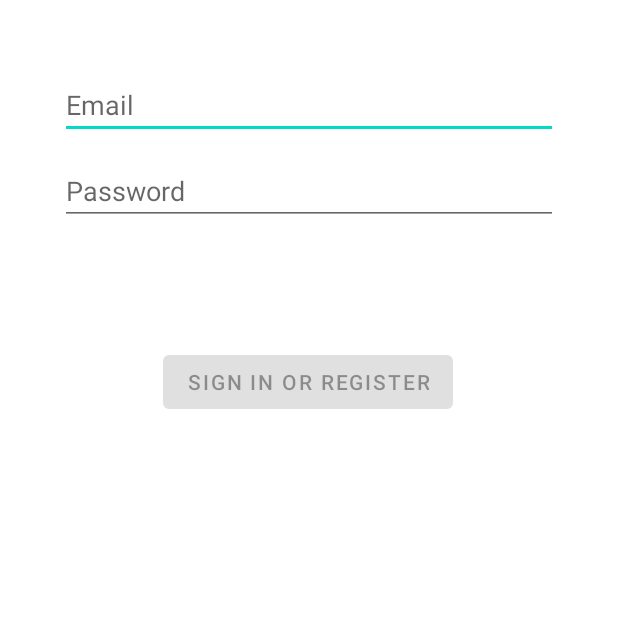
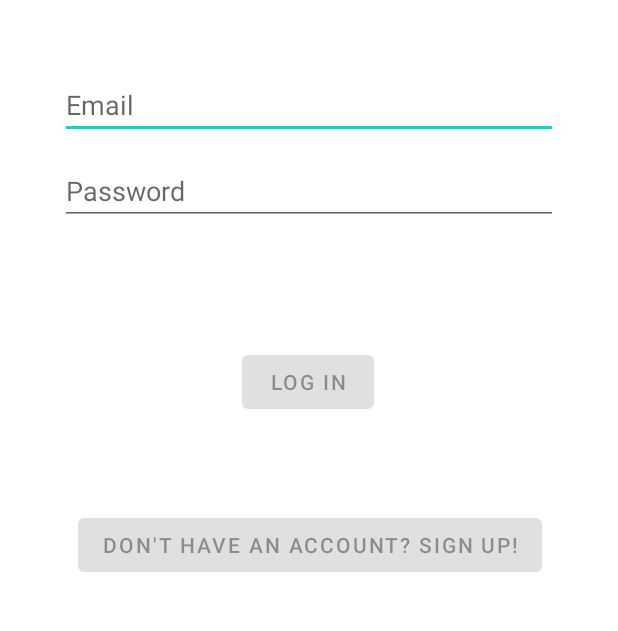
Before and after one commit to MiguelDoubleG/Front-End_BCN, an Android app: the screen it shows after launch (LoginActivity), on a phone screen of 412 x 824 dp, the part 535-1166 px from its top. Run offline under Robolectric (Android 15) with nearby library versions, the phone set to English and light mode, and no system bars.

Commit message:
log/register separados y traducidos

```diff
--- a/app/src/main/res/layout/activity_login.xml
+++ b/app/src/main/res/layout/activity_login.xml
@@ -28,6 +28,24 @@
         app:layout_constraintStart_toStartOf="parent"
         app:layout_constraintTop_toBottomOf="@+id/password"
         app:layout_constraintVertical_bias="0.372" />
+
+    <Button
+        android:id="@+id/register"
+        android:layout_width="wrap_content"
+        android:layout_height="wrap_content"
+        android:layout_gravity="start"
+        android:layout_marginStart="48dp"
+        android:layout_marginTop="16dp"
+        android:layout_marginEnd="48dp"
+        android:layout_marginBottom="64dp"
+        android:enabled="false"
+        android:text="@string/action_register"
+        app:layout_constraintBottom_toBottomOf="parent"
+        app:layout_constraintEnd_toEndOf="parent"
+        app:layout_constraintHorizontal_bias="0.495"
+        app:layout_constraintStart_toStartOf="parent"
+        app:layout_constraintTop_toBottomOf="@+id/password"
+        app:layout_constraintVertical_bias="1.0" />
 
     <EditText
         android:id="@+id/username"
@@ -78,7 +96,7 @@
         app:layout_constraintVertical_bias="0.3" />
 
     <ImageView
-        android:id="@+id/imageView"
+        android:id="@+id/logo"
         android:layout_width="241dp"
         android:layout_height="225dp"
         android:layout_marginTop="59dp"
--- a/app/src/main/res/values/strings.xml
+++ b/app/src/main/res/values/strings.xml
@@ -3,7 +3,8 @@
     <!-- Strings related to login -->
     <string name="prompt_email">Email</string>
     <string name="prompt_password">Password</string>
-    <string name="action_sign_in">Sign in or register</string>
+    <string name="action_sign_in">Log in</string>
+    <string name="action_register">Don\'t have an account? Sign up!</string>
     <string name="action_sign_in_short">Sign in</string>
     <string name="welcome">"Welcome !"</string>
     <string name="invalid_username">Not a valid username</string>
```
Also changed, not shown: 1 other file.
